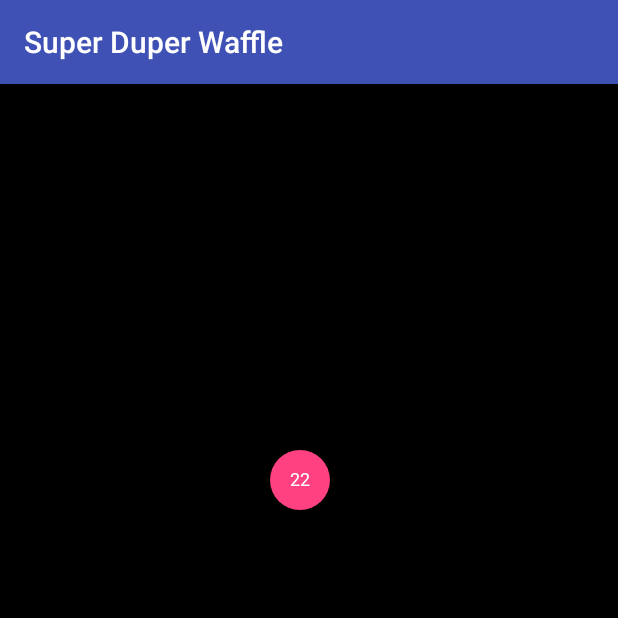
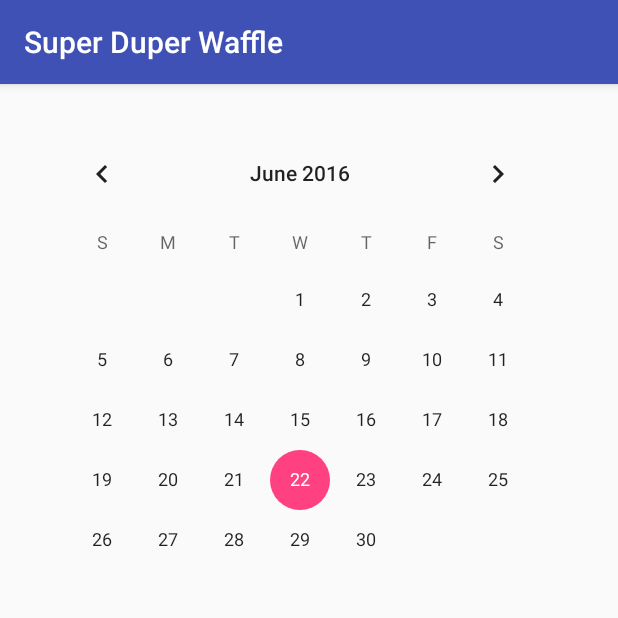
Before and after one commit to Requinard/super-duper-waffle, an Android app: the CalendarActivity screen opened directly, with no data from a screen before it, on a phone screen of 412 x 824 dp, the top half of it. Run offline under Robolectric (Android 15) with nearby library versions, the phone set to English and light mode, and no system bars.

Commit message:
you can  now actually see the calendar

```diff
--- a/app/src/main/res/layout/activity_calendar.xml
+++ b/app/src/main/res/layout/activity_calendar.xml
@@ -7,8 +7,7 @@
     android:paddingLeft="@dimen/activity_horizontal_margin"
     android:paddingRight="@dimen/activity_horizontal_margin"
     android:paddingTop="@dimen/activity_vertical_margin"
-    tools:context=".ui.activities.CalendarActivity"
-    android:background="@color/colorBlack">
+    tools:context=".ui.activities.CalendarActivity">
 
     <CalendarView
         android:layout_width="wrap_content"
```
